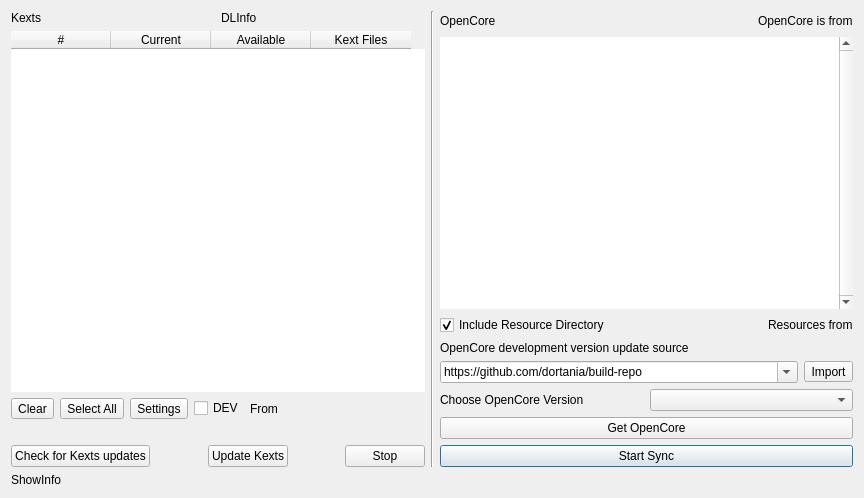
This is src/syncocdialog.ui in ic005k/OCAuxiliaryTools as Qt 5 draws it before an edit. The edited form follows.
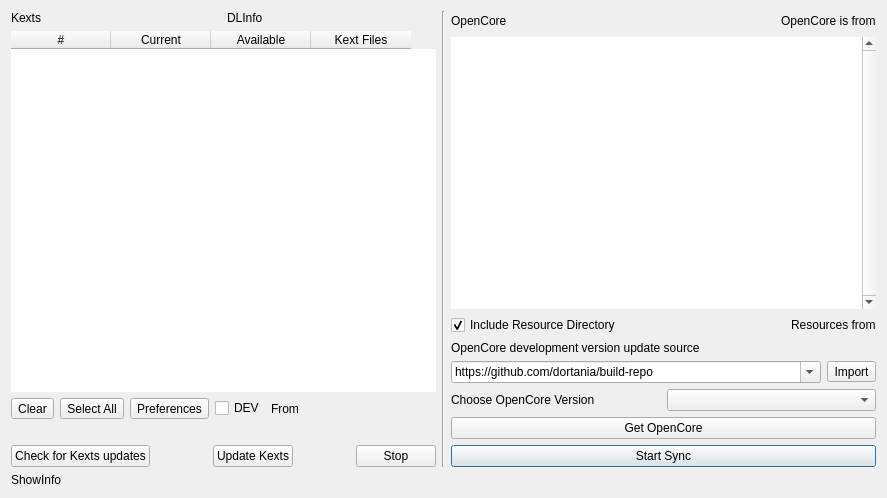
This is the edited form.

```diff
--- a/src/syncocdialog.ui
+++ b/src/syncocdialog.ui
@@ -6,7 +6,7 @@
    <rect>
     <x>0</x>
     <y>0</y>
-    <width>864</width>
+    <width>887</width>
     <height>498</height>
    </rect>
   </property>
@@ -257,7 +257,7 @@
        <item>
         <widget class="QToolButton" name="btnSet">
          <property name="text">
-          <string>Settings</string>
+          <string>Preferences</string>
          </property>
         </widget>
        </item>
```
